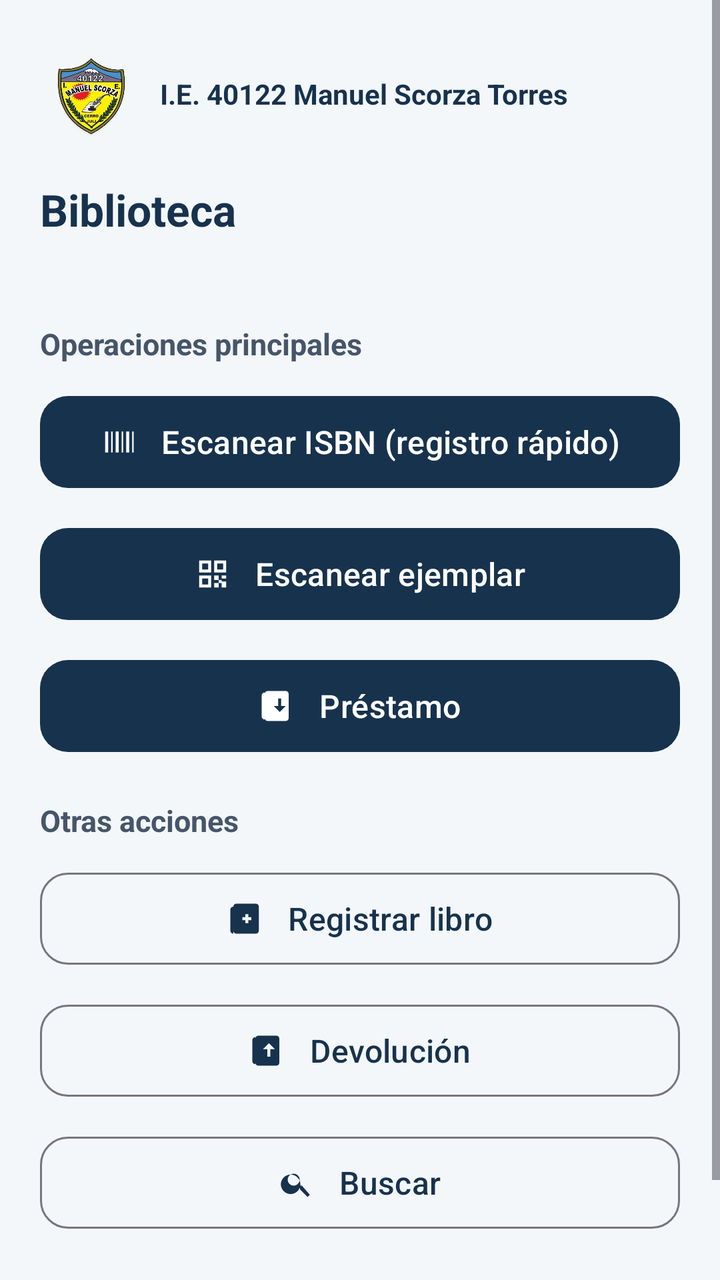
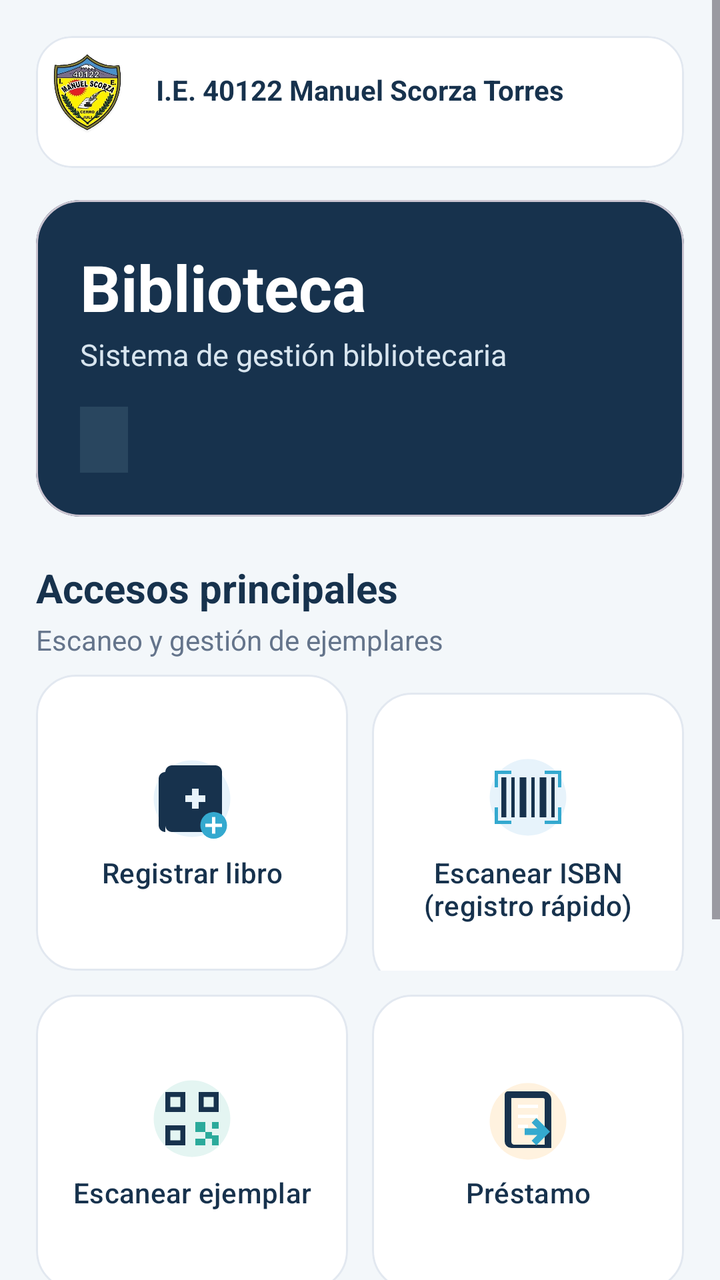

Compare the two renders of this Android layout. The source of the first and the diff that turns it into the second are given below.
<!-- AndroidManifest.xml: application theme Theme.BiblioScorza -->
<!-- res/layout/activity_home.xml -->
<?xml version="1.0" encoding="utf-8"?>
<ScrollView xmlns:android="http://schemas.android.com/apk/res/android"
    xmlns:app="http://schemas.android.com/apk/res-auto"
    android:layout_width="match_parent" android:layout_height="match_parent"
    android:background="#F3F7FA" android:fillViewport="true">
    <LinearLayout android:layout_width="match_parent" android:layout_height="wrap_content"
        android:orientation="vertical" android:padding="20dp">
        <include layout="@layout/header_brand" />
        <TextView style="@style/BsTitle" android:layout_width="wrap_content" android:layout_height="wrap_content"
            android:layout_marginTop="4dp" android:text="Biblioteca" />
        <TextView android:id="@+id/tvUsuario" style="@style/BsText"
            android:layout_marginTop="2dp" android:textColor="#64748B" />
        <TextView style="@style/BsText" android:layout_marginTop="20dp"
            android:text="Operaciones principales" android:textColor="#475569" android:textStyle="bold" />
        <com.google.android.material.button.MaterialButton android:id="@+id/btnEscanearIsbn"
            style="@style/BsButton" android:text="Escanear ISBN (registro rápido)"
            app:icon="@drawable/ic_barcode" app:iconGravity="textStart"
            app:iconPadding="12dp" app:iconTint="#FFFFFF" />
        <com.google.android.material.button.MaterialButton android:id="@+id/btnEscanearEjemplar"
            style="@style/BsButton" android:text="Escanear ejemplar"
            app:icon="@drawable/ic_qr_code" app:iconGravity="textStart"
            app:iconPadding="12dp" app:iconTint="#FFFFFF" />
        <com.google.android.material.button.MaterialButton android:id="@+id/btnPrestamo"
            style="@style/BsButton" android:text="Préstamo"
            app:icon="@drawable/ic_book_out" app:iconGravity="textStart"
            app:iconPadding="12dp" app:iconTint="#FFFFFF" />
        <TextView style="@style/BsText" android:layout_marginTop="20dp"
            android:text="Otras acciones" android:textColor="#475569" android:textStyle="bold" />
        <com.google.android.material.button.MaterialButton android:id="@+id/btnRegistrar"
            style="@style/BsButtonOutline" android:text="Registrar libro"
            app:icon="@drawable/ic_book_add" app:iconGravity="textStart"
            app:iconPadding="12dp" app:iconTint="#17324D" />
        <com.google.android.material.button.MaterialButton android:id="@+id/btnDevolucion"
            style="@style/BsButtonOutline" android:text="Devolución"
            app:icon="@drawable/ic_book_return" app:iconGravity="textStart"
            app:iconPadding="12dp" app:iconTint="#17324D" />
        <com.google.android.material.button.MaterialButton android:id="@+id/btnBuscar"
            style="@style/BsButtonOutline" android:text="Buscar"
            app:icon="@drawable/ic_search" app:iconGravity="textStart"
            app:iconPadding="12dp" app:iconTint="#17324D" />
        <com.google.android.material.button.MaterialButton android:id="@+id/btnSalir"
            style="@style/BsButtonQuiet" android:text="Cerrar sesión"
            app:icon="@drawable/ic_logout" app:iconGravity="textStart"
            app:iconPadding="8dp" app:iconTint="#64748B" />
    </LinearLayout>
</ScrollView>
<!-- res/layout/header_brand.xml (included above) -->
<?xml version="1.0" encoding="utf-8"?>
<LinearLayout xmlns:android="http://schemas.android.com/apk/res/android"
    android:layout_width="match_parent"
    android:layout_height="wrap_content"
    android:gravity="center_vertical"
    android:orientation="horizontal"
    android:paddingBottom="12dp">

    <ImageView
        android:layout_width="50dp"
        android:layout_height="54dp"
        android:adjustViewBounds="true"
        android:contentDescription="Escudo de la I.E. 40122 Manuel Scorza Torres"
        android:scaleType="fitCenter"
        android:src="@drawable/escudo_colegio_transparente" />

    <TextView
        android:layout_width="0dp"
        android:layout_height="wrap_content"
        android:layout_marginStart="10dp"
        android:layout_weight="1"
        android:text="I.E. 40122 Manuel Scorza Torres"
        android:textColor="#17324D"
        android:textSize="14sp"
        android:textStyle="bold" />
</LinearLayout>
<!-- resources referenced by this layout -->
<resources>
  <!-- drawable ic_barcode (drawable) -->
  <vector xmlns:android="http://schemas.android.com/apk/res/android"
      android:width="24dp" android:height="24dp"
      android:viewportWidth="24" android:viewportHeight="24">
      <path android:fillColor="#FF000000"
          android:pathData="M3,5h2v14H3zM7,5h1v14H7zM10,5h2v14h-2zM14,5h1v14h-1zM17,5h2v14h-2zM21,5h1v14h-1z" />
  </vector>
  <!-- drawable ic_book_add (drawable) -->
  <vector xmlns:android="http://schemas.android.com/apk/res/android"
      android:width="24dp" android:height="24dp"
      android:viewportWidth="24" android:viewportHeight="24">
      <path android:fillColor="#FF000000"
          android:pathData="M19,2H6C4.9,2 4,2.9 4,4v16c0,1.1 0.9,2 2,2h13c1.1,0 2,-0.9 2,-2V4c0,-1.1 -0.9,-2 -2,-2zM14,15h-2v-2h-2v-2h2V9h2v2h2v2h-2v2zM2,6v14c0,1.1 0.9,2 2,2V4c-1.1,0 -2,0.9 -2,2z" />
  </vector>
  <!-- drawable ic_book_out (drawable) -->
  <vector xmlns:android="http://schemas.android.com/apk/res/android"
      android:width="24dp" android:height="24dp"
      android:viewportWidth="24" android:viewportHeight="24">
      <path android:fillColor="#FF000000"
          android:pathData="M18,2H6C4.9,2 4,2.9 4,4v16c0,1.1 0.9,2 2,2h12c1.1,0 2,-0.9 2,-2V4c0,-1.1 -0.9,-2 -2,-2zM13,7h2v5h3l-4,4 -4,-4h3zM2,5v14c0,1.1 0.9,2 2,2V3c-1.1,0 -2,0.9 -2,2z" />
  </vector>
  <!-- drawable ic_book_return (drawable) -->
  <vector xmlns:android="http://schemas.android.com/apk/res/android"
      android:width="24dp" android:height="24dp"
      android:viewportWidth="24" android:viewportHeight="24">
      <path android:fillColor="#FF000000"
          android:pathData="M18,2H6C4.9,2 4,2.9 4,4v16c0,1.1 0.9,2 2,2h12c1.1,0 2,-0.9 2,-2V4c0,-1.1 -0.9,-2 -2,-2zM13,7l4,4h-3v5h-2v-5H9zM2,5v14c0,1.1 0.9,2 2,2V3c-1.1,0 -2,0.9 -2,2z" />
  </vector>
  <!-- drawable ic_logout (drawable) -->
  <vector xmlns:android="http://schemas.android.com/apk/res/android"
      android:width="24dp" android:height="24dp"
      android:viewportWidth="24" android:viewportHeight="24">
      <path android:fillColor="#FF000000"
          android:pathData="M10,17l1.41,-1.41L8.83,13H20v-2H8.83l2.58,-2.59L10,7l-5,5zM4,3h8c1.1,0 2,0.9 2,2v2h-2V5H4v14h8v-2h2v2c0,1.1 -0.9,2 -2,2H4c-1.1,0 -2,-0.9 -2,-2V5c0,-1.1 0.9,-2 2,-2z" />
  </vector>
  <!-- drawable ic_qr_code (drawable) -->
  <vector xmlns:android="http://schemas.android.com/apk/res/android"
      android:width="24dp" android:height="24dp"
      android:viewportWidth="24" android:viewportHeight="24">
      <path android:fillColor="#FF000000"
          android:pathData="M3,3h8v8H3zM5,5v4h4V5zM13,3h8v8h-8zM15,5v4h4V5zM3,13h8v8H3zM5,15v4h4v-4zM13,13h3v3h-3zM18,13h3v2h-3zM18,17h3v4h-3zM13,18h3v3h-3zM16,16h2v2h-2z" />
  </vector>
  <!-- drawable ic_search (drawable) -->
  <vector xmlns:android="http://schemas.android.com/apk/res/android"
      android:width="24dp" android:height="24dp"
      android:viewportWidth="24" android:viewportHeight="24">
      <path android:fillColor="#FF000000"
          android:pathData="M15.5,14h-0.79l-0.28,-0.27A6.5,6.5 0,1 0,14,15.5l0.27,0.28v0.79l5,5 1.5,-1.5zM10,14a4,4 0,1 1,0 -8,4 4,0 0,1 0,8z" />
  </vector>
  <style name="BsButton" parent="Widget.Material3.Button">
          <item name="android:layout_width">match_parent</item>
          <item name="android:layout_height">54dp</item>
          <item name="android:layout_marginTop">12dp</item>
          <item name="android:textSize">16sp</item>
          <item name="cornerRadius">14dp</item>
      </style>
  <style name="BsButtonOutline" parent="Widget.Material3.Button.OutlinedButton">
          <item name="android:layout_width">match_parent</item>
          <item name="android:layout_height">54dp</item>
          <item name="android:layout_marginTop">12dp</item>
          <item name="android:textSize">16sp</item>
          <item name="cornerRadius">14dp</item>
      </style>
  <style name="BsText">
          <item name="android:layout_width">match_parent</item>
          <item name="android:layout_height">wrap_content</item>
          <item name="android:layout_marginTop">8dp</item>
          <item name="android:textSize">15sp</item>
          <item name="android:textColor">#1E293B</item>
      </style>
  <style name="BsTitle">
          <item name="android:textSize">22sp</item>
          <item name="android:textStyle">bold</item>
          <item name="android:textColor">#17324D</item>
      </style>
  <!-- unchanged entries left out for length: 3 -->
</resources>

<!-- the commit's change to res/layout/activity_home.xml (unified diff, before → after) -->
@@ -1,47 +1,217 @@
 <?xml version="1.0" encoding="utf-8"?>
 <ScrollView xmlns:android="http://schemas.android.com/apk/res/android"
     xmlns:app="http://schemas.android.com/apk/res-auto"
-    android:layout_width="match_parent" android:layout_height="match_parent"
-    android:background="#F3F7FA" android:fillViewport="true">
-    <LinearLayout android:layout_width="match_parent" android:layout_height="wrap_content"
-        android:orientation="vertical" android:padding="20dp">
-        <include layout="@layout/header_brand" />
-        <TextView style="@style/BsTitle" android:layout_width="wrap_content" android:layout_height="wrap_content"
-            android:layout_marginTop="4dp" android:text="Biblioteca" />
-        <TextView android:id="@+id/tvUsuario" style="@style/BsText"
-            android:layout_marginTop="2dp" android:textColor="#64748B" />
-        <TextView style="@style/BsText" android:layout_marginTop="20dp"
-            android:text="Operaciones principales" android:textColor="#475569" android:textStyle="bold" />
-        <com.google.android.material.button.MaterialButton android:id="@+id/btnEscanearIsbn"
-            style="@style/BsButton" android:text="Escanear ISBN (registro rápido)"
-            app:icon="@drawable/ic_barcode" app:iconGravity="textStart"
-            app:iconPadding="12dp" app:iconTint="#FFFFFF" />
-        <com.google.android.material.button.MaterialButton android:id="@+id/btnEscanearEjemplar"
-            style="@style/BsButton" android:text="Escanear ejemplar"
-            app:icon="@drawable/ic_qr_code" app:iconGravity="textStart"
-            app:iconPadding="12dp" app:iconTint="#FFFFFF" />
-        <com.google.android.material.button.MaterialButton android:id="@+id/btnPrestamo"
-            style="@style/BsButton" android:text="Préstamo"
-            app:icon="@drawable/ic_book_out" app:iconGravity="textStart"
-            app:iconPadding="12dp" app:iconTint="#FFFFFF" />
-        <TextView style="@style/BsText" android:layout_marginTop="20dp"
-            android:text="Otras acciones" android:textColor="#475569" android:textStyle="bold" />
-        <com.google.android.material.button.MaterialButton android:id="@+id/btnRegistrar"
-            style="@style/BsButtonOutline" android:text="Registrar libro"
-            app:icon="@drawable/ic_book_add" app:iconGravity="textStart"
-            app:iconPadding="12dp" app:iconTint="#17324D" />
-        <com.google.android.material.button.MaterialButton android:id="@+id/btnDevolucion"
-            style="@style/BsButtonOutline" android:text="Devolución"
-            app:icon="@drawable/ic_book_return" app:iconGravity="textStart"
-            app:iconPadding="12dp" app:iconTint="#17324D" />
-        <com.google.android.material.button.MaterialButton android:id="@+id/btnBuscar"
-            style="@style/BsButtonOutline" android:text="Buscar"
-            app:icon="@drawable/ic_search" app:iconGravity="textStart"
-            app:iconPadding="12dp" app:iconTint="#17324D" />
-        <com.google.android.material.button.MaterialButton android:id="@+id/btnSalir"
-            style="@style/BsButtonQuiet" android:text="Cerrar sesión"
-            app:icon="@drawable/ic_logout" app:iconGravity="textStart"
-            app:iconPadding="8dp" app:iconTint="#64748B" />
+    android:layout_width="match_parent"
+    android:layout_height="match_parent"
+    android:background="#F3F7FA"
+    android:clipToPadding="false"
+    android:fillViewport="true">
+
+    <LinearLayout
+        android:layout_width="match_parent"
+        android:layout_height="wrap_content"
+        android:orientation="vertical"
+        android:paddingStart="18dp"
+        android:paddingTop="18dp"
+        android:paddingEnd="18dp"
+        android:paddingBottom="24dp">
+
+        <com.google.android.material.card.MaterialCardView
+            android:layout_width="match_parent"
+            android:layout_height="wrap_content"
+            app:cardBackgroundColor="#FFFFFF"
+            app:cardCornerRadius="18dp"
+            app:cardElevation="0dp"
+            app:strokeColor="#E2E8F0"
+            app:strokeWidth="1dp">
+
+            <include
+                layout="@layout/header_brand"
+                android:padding="14dp" />
+        </com.google.android.material.card.MaterialCardView>
+
+        <com.google.android.material.card.MaterialCardView
+            android:layout_width="match_parent"
+            android:layout_height="wrap_content"
+            android:layout_marginTop="16dp"
+            app:cardBackgroundColor="#17324D"
+            app:cardCornerRadius="22dp"
+            app:cardElevation="0dp">
+
+            <LinearLayout
+                android:layout_width="match_parent"
+                android:layout_height="wrap_content"
+                android:orientation="vertical"
+                android:padding="22dp">
+
+                <TextView
+                    android:layout_width="wrap_content"
+                    android:layout_height="wrap_content"
+                    android:text="Biblioteca"
+                    android:textColor="#FFFFFF"
+                    android:textSize="32sp"
+                    android:textStyle="bold" />
+
+                <TextView
+                    android:layout_width="wrap_content"
+                    android:layout_height="wrap_content"
+                    android:layout_marginTop="2dp"
+                    android:text="Sistema de gestión bibliotecaria"
+                    android:textColor="#D8E5EF"
+                    android:textSize="15sp" />
+
+                <TextView
+                    android:id="@+id/tvUsuario"
+                    android:layout_width="wrap_content"
+                    android:layout_height="wrap_content"
+                    android:layout_marginTop="16dp"
+                    android:background="#29465F"
+                    android:paddingStart="12dp"
+                    android:paddingTop="7dp"
+                    android:paddingEnd="12dp"
+                    android:paddingBottom="7dp"
+                    android:textColor="#FFFFFF"
+                    android:textSize="14sp" />
+            </LinearLayout>
+        </com.google.android.material.card.MaterialCardView>
+
+        <TextView
+            android:layout_width="match_parent"
+            android:layout_height="wrap_content"
+            android:layout_marginTop="22dp"
+            android:text="Accesos principales"
+            android:textColor="#17324D"
+            android:textSize="20sp"
+            android:textStyle="bold" />
+
+        <TextView
+            android:layout_width="match_parent"
+            android:layout_height="wrap_content"
+            android:layout_marginTop="3dp"
+            android:text="Escaneo y gestión de ejemplares"
+            android:textColor="#64748B"
+            android:textSize="14sp" />
+
+        <LinearLayout
+            android:layout_width="match_parent"
+            android:layout_height="wrap_content"
+            android:layout_marginTop="8dp"
+            android:orientation="horizontal">
+
+            <com.google.android.material.button.MaterialButton
+                android:id="@+id/btnRegistrar"
+                style="@style/BsHomeTile"
+                android:layout_width="0dp"
+                android:layout_weight="1"
+                android:layout_marginEnd="6dp"
+                android:gravity="center"
+                android:text="Registrar libro"
+                android:textAlignment="center"
+                android:maxLines="2"
+                app:icon="@drawable/ic_home_book_add"
+                app:iconGravity="textTop"
+                app:iconPadding="10dp"
+                app:iconSize="40dp" />
+
+            <com.google.android.material.button.MaterialButton
+                android:id="@+id/btnEscanearIsbn"
+                style="@style/BsHomeTile"
+                android:layout_width="0dp"
+                android:layout_weight="1"
+                android:layout_marginStart="6dp"
+                android:gravity="center"
+                android:text="Escanear ISBN&#10;(registro rápido)"
+                android:textAlignment="center"
+                android:maxLines="2"
+                app:icon="@drawable/ic_home_isbn"
+                app:iconGravity="textTop"
+                app:iconPadding="8dp"
+                app:iconSize="40dp" />
+        </LinearLayout>
+
+        <LinearLayout
+            android:layout_width="match_parent"
+            android:layout_height="wrap_content"
+            android:layout_marginTop="12dp"
+            android:orientation="horizontal">
+
+            <com.google.android.material.button.MaterialButton
+                android:id="@+id/btnEscanearEjemplar"
+                style="@style/BsHomeTile"
+                android:layout_width="0dp"
+                android:layout_weight="1"
+                android:layout_marginEnd="6dp"
+                android:gravity="center"
+                android:text="Escanear ejemplar"
+                android:textAlignment="center"
+                android:maxLines="2"
+                app:icon="@drawable/ic_home_qr"
+                app:iconGravity="textTop"
+                app:iconPadding="10dp"
+                app:iconSize="40dp" />
+
+            <com.google.android.material.button.MaterialButton
+                android:id="@+id/btnPrestamo"
+                style="@style/BsHomeTile"
+                android:layout_width="0dp"
+                android:layout_weight="1"
+                android:layout_marginStart="6dp"
+                android:gravity="center"
+                android:text="Préstamo"
+                android:textAlignment="center"
+                android:maxLines="2"
+                app:icon="@drawable/ic_home_loan"
+                app:iconGravity="textTop"
+                app:iconPadding="10dp"
+                app:iconSize="40dp" />
+        </LinearLayout>
+
+        <LinearLayout
+            android:layout_width="match_parent"
+            android:layout_height="wrap_content"
+            android:layout_marginTop="12dp"
+            android:orientation="horizontal">
+
+            <com.google.android.material.button.MaterialButton
+                android:id="@+id/btnDevolucion"
+                style="@style/BsHomeTile"
+                android:layout_width="0dp"
+                android:layout_weight="1"
+                android:layout_marginEnd="6dp"
+                android:gravity="center"
+                android:text="Devolución"
+                android:textAlignment="center"
+                android:maxLines="2"
+                app:icon="@drawable/ic_home_return"
+                app:iconGravity="textTop"
+                app:iconPadding="10dp"
+                app:iconSize="40dp" />
+
+            <com.google.android.material.button.MaterialButton
+                android:id="@+id/btnBuscar"
+                style="@style/BsHomeTile"
+                android:layout_width="0dp"
+                android:layout_weight="1"
+                android:layout_marginStart="6dp"
+                android:gravity="center"
+                android:text="Buscar"
+                android:textAlignment="center"
+                android:maxLines="2"
+                app:icon="@drawable/ic_home_search"
+                app:iconGravity="textTop"
+                app:iconPadding="10dp"
+                app:iconSize="40dp" />
+        </LinearLayout>
+
+        <com.google.android.material.button.MaterialButton
+            android:id="@+id/btnSalir"
+            style="@style/BsButtonQuiet"
+            android:layout_marginTop="14dp"
+            android:text="Cerrar sesión"
+            app:icon="@drawable/ic_home_logout"
+            app:iconGravity="textStart"
+            app:iconPadding="8dp"
+            app:iconSize="24dp" />
     </LinearLayout>
 </ScrollView>
 <!-- res/layout/header_brand.xml (included above) -->
<!-- resource entries referenced after the edit -->
@@ -1,79 +1,141 @@
 <!-- resources referenced by this layout -->
 <resources>
-  <!-- drawable ic_barcode (drawable) -->
+  <!-- drawable ic_home_book_add (drawable) -->
   <vector xmlns:android="http://schemas.android.com/apk/res/android"
-      android:width="24dp" android:height="24dp"
-      android:viewportWidth="24" android:viewportHeight="24">
-      <path android:fillColor="#FF000000"
-          android:pathData="M3,5h2v14H3zM7,5h1v14H7zM10,5h2v14h-2zM14,5h1v14h-1zM17,5h2v14h-2zM21,5h1v14h-1z" />
+      android:width="24dp"
+      android:height="24dp"
+      android:viewportWidth="24"
+      android:viewportHeight="24">
+      <path
+          android:fillColor="#E7F3FB"
+          android:pathData="M12,0.5A11.5,11.5 0,1 0,12 23.5A11.5,11.5 0,1 0,12 0.5" />
+      <path
+          android:fillColor="#17324D"
+          android:pathData="M19,2H6C4.9,2 4,2.9 4,4v16c0,1.1 0.9,2 2,2h13c1.1,0 2,-0.9 2,-2V4c0,-1.1 -0.9,-2 -2,-2zM14,15h-2v-2h-2v-2h2V9h2v2h2v2h-2v2zM2,6v14c0,1.1 0.9,2 2,2V4c-1.1,0 -2,0.9 -2,2z" />
+      <path
+          android:fillColor="#34A9CF"
+          android:pathData="M18.5,16a4,4 0,1 0,0 8a4,4 0,1 0,0 -8" />
+      <path
+          android:fillColor="#FFFFFF"
+          android:pathData="M18,17.5h1v2h2v1h-2v2h-1v-2h-2v-1h2z" />
   </vector>
-  <!-- drawable ic_book_add (drawable) -->
+  <!-- drawable ic_home_isbn (drawable) -->
   <vector xmlns:android="http://schemas.android.com/apk/res/android"
-      android:width="24dp" android:height="24dp"
-      android:viewportWidth="24" android:viewportHeight="24">
-      <path android:fillColor="#FF000000"
-          android:pathData="M19,2H6C4.9,2 4,2.9 4,4v16c0,1.1 0.9,2 2,2h13c1.1,0 2,-0.9 2,-2V4c0,-1.1 -0.9,-2 -2,-2zM14,15h-2v-2h-2v-2h2V9h2v2h2v2h-2v2zM2,6v14c0,1.1 0.9,2 2,2V4c-1.1,0 -2,0.9 -2,2z" />
+      android:width="24dp"
+      android:height="24dp"
+      android:viewportWidth="24"
+      android:viewportHeight="24">
+      <path
+          android:fillColor="#E7F3FB"
+          android:pathData="M12,0.5A11.5,11.5 0,1 0,12 23.5A11.5,11.5 0,1 0,12 0.5" />
+      <path
+          android:fillColor="#17324D"
+          android:pathData="M4,6h1.5v12H4zM7,6h1v12H7zM9.5,6h2v12h-2zM13,6h1v12h-1zM15.5,6h2v12h-2zM19,6h1v12h-1z" />
+      <path
+          android:fillColor="#34A9CF"
+          android:pathData="M2,4h5v1H3v4H2zM17,4h5v5h-1V5h-4zM2,15h1v4h4v1H2zM21,15h1v5h-5v-1h4z" />
   </vector>
-  <!-- drawable ic_book_out (drawable) -->
+  <!-- drawable ic_home_loan (drawable) -->
   <vector xmlns:android="http://schemas.android.com/apk/res/android"
-      android:width="24dp" android:height="24dp"
-      android:viewportWidth="24" android:viewportHeight="24">
-      <path android:fillColor="#FF000000"
-          android:pathData="M18,2H6C4.9,2 4,2.9 4,4v16c0,1.1 0.9,2 2,2h12c1.1,0 2,-0.9 2,-2V4c0,-1.1 -0.9,-2 -2,-2zM13,7h2v5h3l-4,4 -4,-4h3zM2,5v14c0,1.1 0.9,2 2,2V3c-1.1,0 -2,0.9 -2,2z" />
+      android:width="24dp"
+      android:height="24dp"
+      android:viewportWidth="24"
+      android:viewportHeight="24">
+      <path
+          android:fillColor="#FFF2DF"
+          android:pathData="M12,0.5A11.5,11.5 0,1 0,12 23.5A11.5,11.5 0,1 0,12 0.5" />
+      <path
+          android:fillColor="#17324D"
+          android:pathData="M6,3h10.5A2.5,2.5 0,0 1,19 5.5V20H7a2,2 0,0 1,-2 -2V4a1,1 0,0 1,1 -1zM7,5v13c0,0.6 0.4,1 1,1h9V5.5c0,-0.3 -0.2,-0.5 -0.5,-0.5z" />
+      <path
+          android:fillColor="#FFFFFF"
+          android:pathData="M9,7h6v1H9zM9,10h6v1H9zM9,13h3v1H9z" />
+      <path
+          android:fillColor="#34A9CF"
+          android:pathData="M14.5,11l-1.4,1.4 1.7,1.7H11v2h3.8l-1.7,1.7 1.4,1.4 4.1,-4.1z" />
   </vector>
-  <!-- drawable ic_book_return (drawable) -->
+  <!-- drawable ic_home_logout (drawable) -->
   <vector xmlns:android="http://schemas.android.com/apk/res/android"
-      android:width="24dp" android:height="24dp"
-      android:viewportWidth="24" android:viewportHeight="24">
-      <path android:fillColor="#FF000000"
-          android:pathData="M18,2H6C4.9,2 4,2.9 4,4v16c0,1.1 0.9,2 2,2h12c1.1,0 2,-0.9 2,-2V4c0,-1.1 -0.9,-2 -2,-2zM13,7l4,4h-3v5h-2v-5H9zM2,5v14c0,1.1 0.9,2 2,2V3c-1.1,0 -2,0.9 -2,2z" />
+      android:width="24dp"
+      android:height="24dp"
+      android:viewportWidth="24"
+      android:viewportHeight="24">
+      <path
+          android:fillColor="#EAF0FB"
+          android:pathData="M12,0.5A11.5,11.5 0,1 0,12 23.5A11.5,11.5 0,1 0,12 0.5" />
+      <path
+          android:fillColor="#17324D"
+          android:pathData="M4,4h9v2H6v12h7v2H4z" />
+      <path
+          android:fillColor="#34A9CF"
+          android:pathData="M13,8l1.4,-1.4 5.4,5.4 -5.4,5.4L13,16l3,-3H9v-2h7z" />
   </vector>
-  <!-- drawable ic_logout (drawable) -->
+  <!-- drawable ic_home_qr (drawable) -->
   <vector xmlns:android="http://schemas.android.com/apk/res/android"
-      android:width="24dp" android:height="24dp"
-      android:viewportWidth="24" android:viewportHeight="24">
-      <path android:fillColor="#FF000000"
-          android:pathData="M10,17l1.41,-1.41L8.83,13H20v-2H8.83l2.58,-2.59L10,7l-5,5zM4,3h8c1.1,0 2,0.9 2,2v2h-2V5H4v14h8v-2h2v2c0,1.1 -0.9,2 -2,2H4c-1.1,0 -2,-0.9 -2,-2V5c0,-1.1 0.9,-2 2,-2z" />
+      android:width="24dp"
+      android:height="24dp"
+      android:viewportWidth="24"
+      android:viewportHeight="24">
+      <path
+          android:fillColor="#E4F5F2"
+          android:pathData="M12,0.5A11.5,11.5 0,1 0,12 23.5A11.5,11.5 0,1 0,12 0.5" />
+      <path
+          android:fillColor="#17324D"
+          android:pathData="M4,4h6v6H4zM5.5,5.5v3h3v-3zM14,4h6v6h-6zM15.5,5.5v3h3v-3zM4,14h6v6H4zM5.5,15.5v3h3v-3z" />
+      <path
+          android:fillColor="#2BAA9B"
+          android:pathData="M13,13h3v3h-3zM18,13h2v2h-2zM18,17h2v3h-2zM13,18h3v2h-3zM16,16h2v2h-2z" />
   </vector>
-  <!-- drawable ic_qr_code (drawable) -->
+  <!-- drawable ic_home_return (drawable) -->
   <vector xmlns:android="http://schemas.android.com/apk/res/android"
-      android:width="24dp" android:height="24dp"
-      android:viewportWidth="24" android:viewportHeight="24">
-      <path android:fillColor="#FF000000"
-          android:pathData="M3,3h8v8H3zM5,5v4h4V5zM13,3h8v8h-8zM15,5v4h4V5zM3,13h8v8H3zM5,15v4h4v-4zM13,13h3v3h-3zM18,13h3v2h-3zM18,17h3v4h-3zM13,18h3v3h-3zM16,16h2v2h-2z" />
+      android:width="24dp"
+      android:height="24dp"
+      android:viewportWidth="24"
+      android:viewportHeight="24">
+      <path
+          android:fillColor="#E4F5F2"
+          android:pathData="M12,0.5A11.5,11.5 0,1 0,12 23.5A11.5,11.5 0,1 0,12 0.5" />
+      <path
+          android:fillColor="#17324D"
+          android:pathData="M6,3h10.5A2.5,2.5 0,0 1,19 5.5V20H7a2,2 0,0 1,-2 -2V4a1,1 0,0 1,1 -1zM7,5v13c0,0.6 0.4,1 1,1h9V5.5c0,-0.3 -0.2,-0.5 -0.5,-0.5z" />
+      <path
+          android:fillColor="#FFFFFF"
+          android:pathData="M9,7h6v1H9zM9,10h6v1H9zM9,13h3v1H9z" />
+      <path
+          android:fillColor="#2BAA9B"
+          android:pathData="M13,16h4.8l-1.7,-1.7 1.4,-1.4 4.1,4.1 -4.1,4.1 -1.4,-1.4 1.7,-1.7H13z" />
   </vector>
-  <!-- drawable ic_search (drawable) -->
+  <!-- drawable ic_home_search (drawable) -->
   <vector xmlns:android="http://schemas.android.com/apk/res/android"
-      android:width="24dp" android:height="24dp"
-      android:viewportWidth="24" android:viewportHeight="24">
-      <path android:fillColor="#FF000000"
-          android:pathData="M15.5,14h-0.79l-0.28,-0.27A6.5,6.5 0,1 0,14,15.5l0.27,0.28v0.79l5,5 1.5,-1.5zM10,14a4,4 0,1 1,0 -8,4 4,0 0,1 0,8z" />
+      android:width="24dp"
+      android:height="24dp"
+      android:viewportWidth="24"
+      android:viewportHeight="24">
+      <path
+          android:fillColor="#EAF0FB"
+          android:pathData="M12,0.5A11.5,11.5 0,1 0,12 23.5A11.5,11.5 0,1 0,12 0.5" />
+      <path
+          android:fillColor="#17324D"
+          android:pathData="M10,4a6,6 0,1 0,3.8 10.6l4.8,4.8 1.4,-1.4 -4.8,-4.8A6,6 0,0 0,10 4zM10,6a4,4 0,1 1,0 8a4,4 0,1 1,0 -8z" />
+      <path
+          android:fillColor="#34A9CF"
+          android:pathData="M17.5,15.7l1.4,-1.4 3.2,3.2 -1.4,1.4z" />
   </vector>
-  <style name="BsButton" parent="Widget.Material3.Button">
+  <style name="BsHomeTile" parent="Widget.Material3.Button">
           <item name="android:layout_width">match_parent</item>
-          <item name="android:layout_height">54dp</item>
-          <item name="android:layout_marginTop">12dp</item>
-          <item name="android:textSize">16sp</item>
-          <item name="cornerRadius">14dp</item>
-      </style>
-  <style name="BsButtonOutline" parent="Widget.Material3.Button.OutlinedButton">
-          <item name="android:layout_width">match_parent</item>
-          <item name="android:layout_height">54dp</item>
-          <item name="android:layout_marginTop">12dp</item>
-          <item name="android:textSize">16sp</item>
-          <item name="cornerRadius">14dp</item>
-      </style>
-  <style name="BsText">
-          <item name="android:layout_width">match_parent</item>
-          <item name="android:layout_height">wrap_content</item>
-          <item name="android:layout_marginTop">8dp</item>
-          <item name="android:textSize">15sp</item>
-          <item name="android:textColor">#1E293B</item>
-      </style>
-  <style name="BsTitle">
-          <item name="android:textSize">22sp</item>
-          <item name="android:textStyle">bold</item>
+          <item name="android:layout_height">148dp</item>
+          <item name="android:textSize">14sp</item>
           <item name="android:textColor">#17324D</item>
+          <item name="android:insetTop">0dp</item>
+          <item name="android:insetBottom">0dp</item>
+          <item name="android:paddingStart">8dp</item>
+          <item name="android:paddingEnd">8dp</item>
+          <item name="cornerRadius">20dp</item>
+          <item name="backgroundTint">#FFFFFF</item>
+          <item name="iconTint">@null</item>
+          <item name="strokeColor">#E2E8F0</item>
+          <item name="strokeWidth">1dp</item>
+          <item name="rippleColor">#E7EFF6</item>
       </style>
   <!-- unchanged entries left out for length: 3 -->
 </resources>
